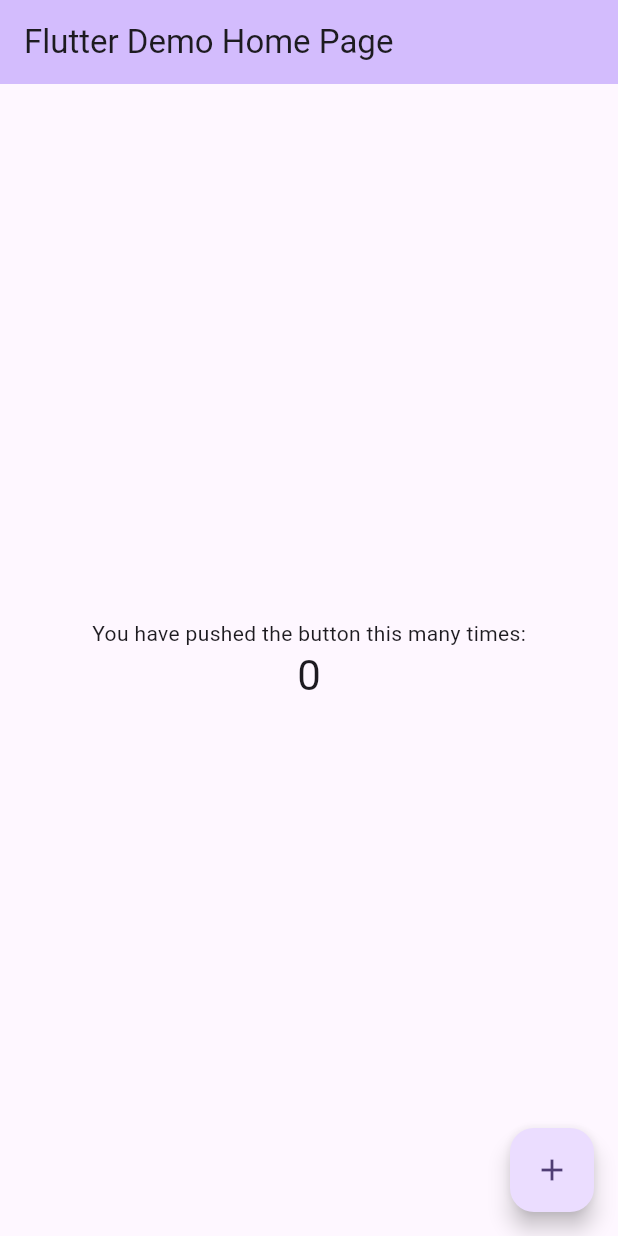
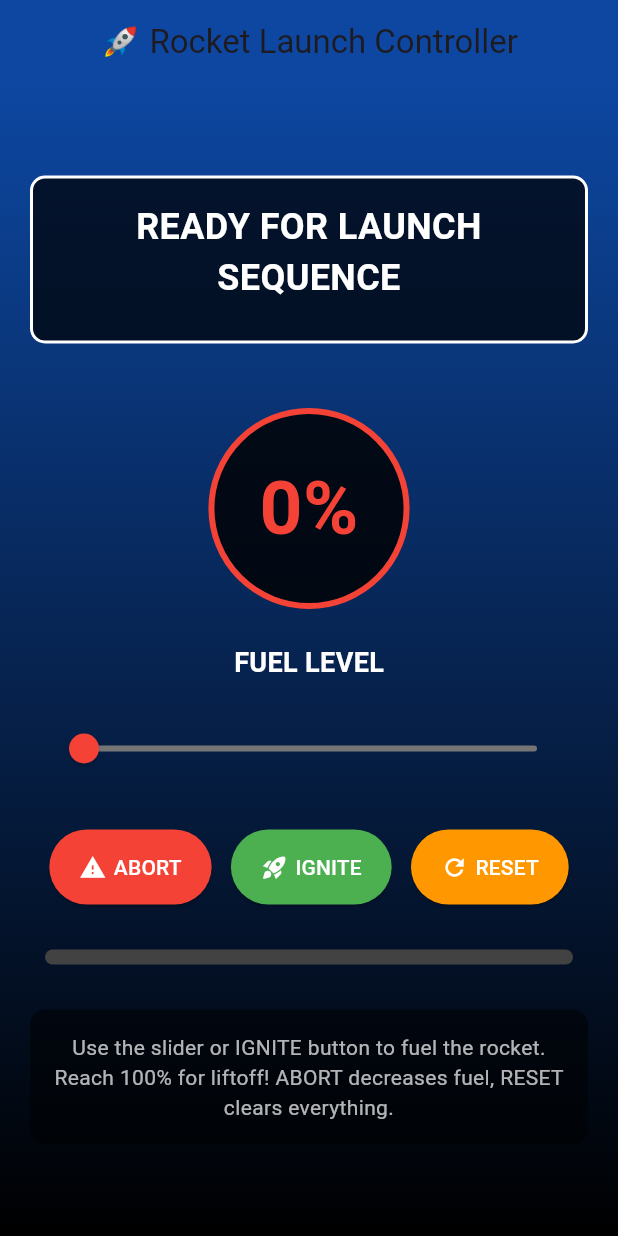
Before and after one commit to anaawalinkar/inclass6-rocketlauncher, a Flutter app: the screen it shows after launch, on a phone screen of 412 x 824 dp. Run offline on Flutter 3.47's test engine with Material 3 defaults, Android fonts, the phone set to English and light mode, and no system bars.

Commit message:
main dart with features implemented

```diff
--- a/inclass6/lib/main.dart
+++ b/inclass6/lib/main.dart
@@ -1,122 +1,329 @@
 import 'package:flutter/material.dart';
 
-void main() {
-  runApp(const MyApp());
-}
+void main() => runApp(MyApp());
 
 class MyApp extends StatelessWidget {
   const MyApp({super.key});
 
-  // This widget is the root of your application.
   @override
   Widget build(BuildContext context) {
     return MaterialApp(
-      title: 'Flutter Demo',
+      title: 'Rocket Launch Controller',
       theme: ThemeData(
-        // This is the theme of your application.
-        //
-        // TRY THIS: Try running your application with "flutter run". You'll see
-        // the application has a purple toolbar. Then, without quitting the app,
-        // try changing the seedColor in the colorScheme below to Colors.green
-        // and then invoke "hot reload" (save your changes or press the "hot
-        // reload" button in a Flutter-supported IDE, or press "r" if you used
-        // the command line to start the app).
-        //
-        // Notice that the counter didn't reset back to zero; the application
-        // state is not lost during the reload. To reset the state, use hot
-        // restart instead.
-        //
-        // This works for code too, not just values: Most code changes can be
-        // tested with just a hot reload.
-        colorScheme: ColorScheme.fromSeed(seedColor: Colors.deepPurple),
+        primarySwatch: Colors.blue,
       ),
-      home: const MyHomePage(title: 'Flutter Demo Home Page'),
+      home: RocketLaunchController(),
     );
   }
 }
 
-class MyHomePage extends StatefulWidget {
-  const MyHomePage({super.key, required this.title});
-
-  // This widget is the home page of your application. It is stateful, meaning
-  // that it has a State object (defined below) that contains fields that affect
-  // how it looks.
-
-  // This class is the configuration for the state. It holds the values (in this
-  // case the title) provided by the parent (in this case the App widget) and
-  // used by the build method of the State. Fields in a Widget subclass are
-  // always marked "final".
-
-  final String title;
-
+class RocketLaunchController extends StatefulWidget {
   @override
-  State<MyHomePage> createState() => _MyHomePageState();
+  _RocketLaunchControllerState createState() => _RocketLaunchControllerState();
 }
 
-class _MyHomePageState extends State<MyHomePage> {
+class _RocketLaunchControllerState extends State<RocketLaunchController> {
   int _counter = 0;
+  bool _isLiftoff = false;
 
+  //increment counter (ignite button)
   void _incrementCounter() {
     setState(() {
-      // This call to setState tells the Flutter framework that something has
-      // changed in this State, which causes it to rerun the build method below
-      // so that the display can reflect the updated values. If we changed
-      // _counter without calling setState(), then the build method would not be
-      // called again, and so nothing would appear to happen.
-      _counter++;
+      if (_counter < 100) {
+        _counter++;
+        _checkLiftoff();
+      }
     });
+  }
+
+  //decrement counter (abort button)
+  void _decrementCounter() {
+    setState(() {
+      if (_counter > 0) {
+        _counter--;
+        _isLiftoff = false;
+      }
+    });
+  }
+
+  //reset counter button
+  void _resetCounter() {
+    setState(() {
+      _counter = 0;
+      _isLiftoff = false;
+    });
+  }
+
+  //check liftoff condition met
+  void _checkLiftoff() {
+    if (_counter == 100) {
+      setState(() {
+        _isLiftoff = true;
+      });
+      _showLiftoffDialog();
+    }
+  }
+
+  //liftoff success
+  void _showLiftoffDialog() {
+    showDialog(
+      context: context,
+      barrierDismissible: false,
+      builder: (BuildContext context) {
+        return AlertDialog(
+          title: Row(
+            children: [
+              Icon(Icons.rocket_launch, color: Colors.green, size: 30),
+              SizedBox(width: 10),
+              Text('LIFTOFF SUCCESS!', style: TextStyle(color: Colors.green)),
+            ],
+          ),
+          content: Column(
+            mainAxisSize: MainAxisSize.min,
+            children: [
+              Text('🚀 Rocket has successfully launched!',
+                   style: TextStyle(fontSize: 16)),
+              SizedBox(height: 10),
+              Image.asset(
+                'assets/rocket.gif',
+                height: 100,
+                width: 100,
+                fit: BoxFit.cover,
+              ),
+              SizedBox(height: 10),
+              Text('Mission Control: Excellent work, Cadets!',
+                   style: TextStyle(fontStyle: FontStyle.italic)),
+            ],
+          ),
+          actions: [
+            TextButton(
+              onPressed: () {
+                Navigator.of(context).pop();
+                _resetCounter();
+              },
+              child: Text('Start New Mission'),
+            ),
+          ],
+        );
+      },
+    );
+  }
+
+  //color based on counter value
+  Color _getCounterColor() {
+    if (_counter == 0) {
+      return Colors.red;
+    } else if (_counter > 50) {
+      return Colors.green;
+    } else {
+      return Colors.orange;
+    }
+  }
+
+  //status message based on counter val
+  String _getStatusMessage() {
+    if (_counter == 0) {
+      return 'READY FOR LAUNCH SEQUENCE';
+    } else if (_counter < 50) {
+      return 'FUELING IN PROGRESS';
+    } else if (_counter < 100) {
+      return 'LAUNCH IMMINENT';
+    } else {
+      return 'LIFTOFF!';
+    }
   }
 
   @override
   Widget build(BuildContext context) {
-    // This method is rerun every time setState is called, for instance as done
-    // by the _incrementCounter method above.
-    //
-    // The Flutter framework has been optimized to make rerunning build methods
-    // fast, so that you can just rebuild anything that needs updating rather
-    // than having to individually change instances of widgets.
     return Scaffold(
       appBar: AppBar(
-        // TRY THIS: Try changing the color here to a specific color (to
-        // Colors.amber, perhaps?) and trigger a hot reload to see the AppBar
-        // change color while the other colors stay the same.
-        backgroundColor: Theme.of(context).colorScheme.inversePrimary,
-        // Here we take the value from the MyHomePage object that was created by
-        // the App.build method, and use it to set our appbar title.
-        title: Text(widget.title),
+        title: const Text('🚀 Rocket Launch Controller'),
+        backgroundColor: Colors.blue[900],
+        centerTitle: true,
       ),
-      body: Center(
-        // Center is a layout widget. It takes a single child and positions it
-        // in the middle of the parent.
+      body: Container(
+        decoration: BoxDecoration(
+          gradient: LinearGradient(
+            begin: Alignment.topCenter,
+            end: Alignment.bottomCenter,
+            colors: [Colors.blue[900]!, Colors.black],
+          ),
+        ),
         child: Column(
-          // Column is also a layout widget. It takes a list of children and
-          // arranges them vertically. By default, it sizes itself to fit its
-          // children horizontally, and tries to be as tall as its parent.
-          //
-          // Column has various properties to control how it sizes itself and
-          // how it positions its children. Here we use mainAxisAlignment to
-          // center the children vertically; the main axis here is the vertical
-          // axis because Columns are vertical (the cross axis would be
-          // horizontal).
-          //
-          // TRY THIS: Invoke "debug painting" (choose the "Toggle Debug Paint"
-          // action in the IDE, or press "p" in the console), to see the
-          // wireframe for each widget.
           mainAxisAlignment: MainAxisAlignment.center,
-          children: <Widget>[
-            const Text('You have pushed the button this many times:'),
+          children: [
+            //mission status display
+            Container(
+              margin: EdgeInsets.all(20),
+              padding: EdgeInsets.all(15),
+              decoration: BoxDecoration(
+                color: Colors.black.withOpacity(0.7),
+                borderRadius: BorderRadius.circular(10),
+                border: Border.all(color: Colors.white, width: 2),
+              ),
+              child: Column(
+                children: [
+                  Text(
+                    _getStatusMessage(),
+                    style: TextStyle(
+                      color: Colors.white,
+                      fontSize: 24,
+                      fontWeight: FontWeight.bold,
+                    ),
+                    textAlign: TextAlign.center,
+                  ),
+                  SizedBox(height: 10),
+                  if (_isLiftoff)
+                    Text(
+                      '🚀 ROCKET LAUNCHED SUCCESSFULLY! 🚀',
+                      style: TextStyle(
+                        color: Colors.green,
+                        fontSize: 20,
+                        fontWeight: FontWeight.bold,
+                      ),
+                      textAlign: TextAlign.center,
+                    ),
+                ],
+              ),
+            ),
+
+            //counter display
+            Container(
+              margin: EdgeInsets.symmetric(vertical: 20),
+              padding: EdgeInsets.all(30),
+              decoration: BoxDecoration(
+                color: Colors.black.withOpacity(0.8),
+                shape: BoxShape.circle,
+                border: Border.all(color: _getCounterColor(), width: 4),
+              ),
+              child: Text(
+                '$_counter%',
+                style: TextStyle(
+                  fontSize: 50.0,
+                  fontWeight: FontWeight.bold,
+                  color: _getCounterColor(),
+                ),
+              ),
+            ),
+
+            //fuel gauge level
             Text(
-              '$_counter',
-              style: Theme.of(context).textTheme.headlineMedium,
+              'FUEL LEVEL',
+              style: TextStyle(
+                color: Colors.white,
+                fontSize: 18,
+                fontWeight: FontWeight.bold,
+              ),
+            ),
+            SizedBox(height: 10),
+
+            //slider control
+            Container(
+              margin: EdgeInsets.symmetric(horizontal: 30, vertical: 10),
+              child: Slider(
+                min: 0,
+                max: 100,
+                value: _counter.toDouble(),
+                onChanged: (double value) {
+                  setState(() {
+                    _counter = value.toInt();
+                    _checkLiftoff();
+                  });
+                },
+                activeColor: _getCounterColor(),
+                inactiveColor: Colors.grey[600],
+                divisions: 100,
+                label: '$_counter%',
+              ),
+            ),
+
+            //button controls
+            Container(
+              margin: EdgeInsets.all(20),
+              child: Row(
+                mainAxisAlignment: MainAxisAlignment.spaceEvenly,
+                children: [
+                  //abort button
+                  ElevatedButton(
+                    onPressed: _decrementCounter,
+                    style: ElevatedButton.styleFrom(
+                      backgroundColor: Colors.red,
+                      padding: EdgeInsets.symmetric(horizontal: 20, vertical: 15),
+                    ),
+                    child: Row(
+                      children: [
+                        Icon(Icons.warning, color: Colors.white),
+                        SizedBox(width: 5),
+                        Text('ABORT', style: TextStyle(color: Colors.white)),
+                      ],
+                    ),
+                  ),
+
+                  //ignite button
+                  ElevatedButton(
+                    onPressed: _incrementCounter,
+                    style: ElevatedButton.styleFrom(
+                      backgroundColor: Colors.green,
+                      padding: EdgeInsets.symmetric(horizontal: 20, vertical: 15),
+                    ),
+                    child: Row(
+                      children: [
+                        Icon(Icons.rocket_launch, color: Colors.white),
+                        SizedBox(width: 5),
+                        Text('IGNITE', style: TextStyle(color: Colors.white)),
+                      ],
+                    ),
+                  ),
+
+                  //reset button
+                  ElevatedButton(
+                    onPressed: _resetCounter,
+                    style: ElevatedButton.styleFrom(
+                      backgroundColor: Colors.orange,
+                      padding: EdgeInsets.symmetric(horizontal: 20, vertical: 15),
+                    ),
+                    child: Row(
+                      children: [
+                        Icon(Icons.refresh, color: Colors.white),
+                        SizedBox(width: 5),
+                        Text('RESET', style: TextStyle(color: Colors.white)),
+                      ],
+                    ),
+                  ),
+                ],
+              ),
+            ),
+
+            //progress indicator
+            Container(
+              margin: EdgeInsets.symmetric(horizontal: 30, vertical: 10),
+              child: LinearProgressIndicator(
+                value: _counter / 100,
+                backgroundColor: Colors.grey[800],
+                valueColor: AlwaysStoppedAnimation<Color>(_getCounterColor()),
+                minHeight: 10,
+                borderRadius: BorderRadius.circular(5),
+              ),
+            ),
+
+            //instructions
+            Container(
+              margin: EdgeInsets.all(20),
+              padding: EdgeInsets.all(15),
+              decoration: BoxDecoration(
+                color: Colors.black.withOpacity(0.5),
+                borderRadius: BorderRadius.circular(10),
+              ),
+              child: Text(
+                'Use the slider or IGNITE button to fuel the rocket. '
+                'Reach 100% for liftoff! ABORT decreases fuel, RESET clears everything.',
+                style: TextStyle(color: Colors.white70),
+                textAlign: TextAlign.center,
+              ),
             ),
           ],
         ),
       ),
-      floatingActionButton: FloatingActionButton(
-        onPressed: _incrementCounter,
-        tooltip: 'Increment',
-        child: const Icon(Icons.add),
-      ), // This trailing comma makes auto-formatting nicer for build methods.
     );
   }
 }
```
